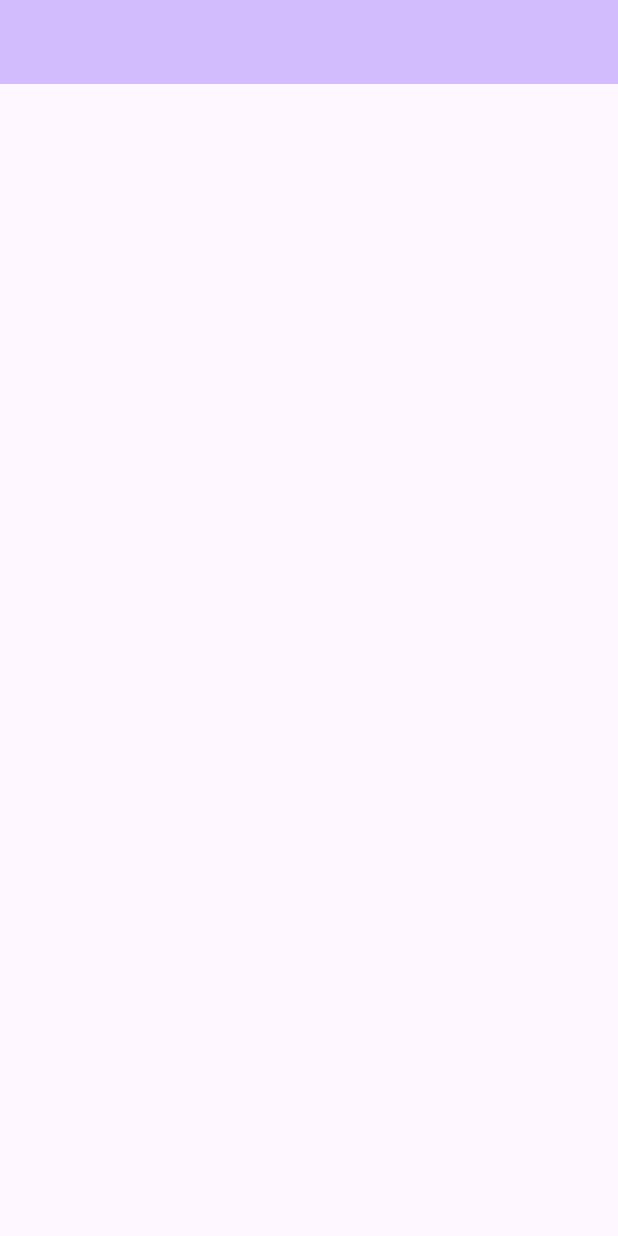
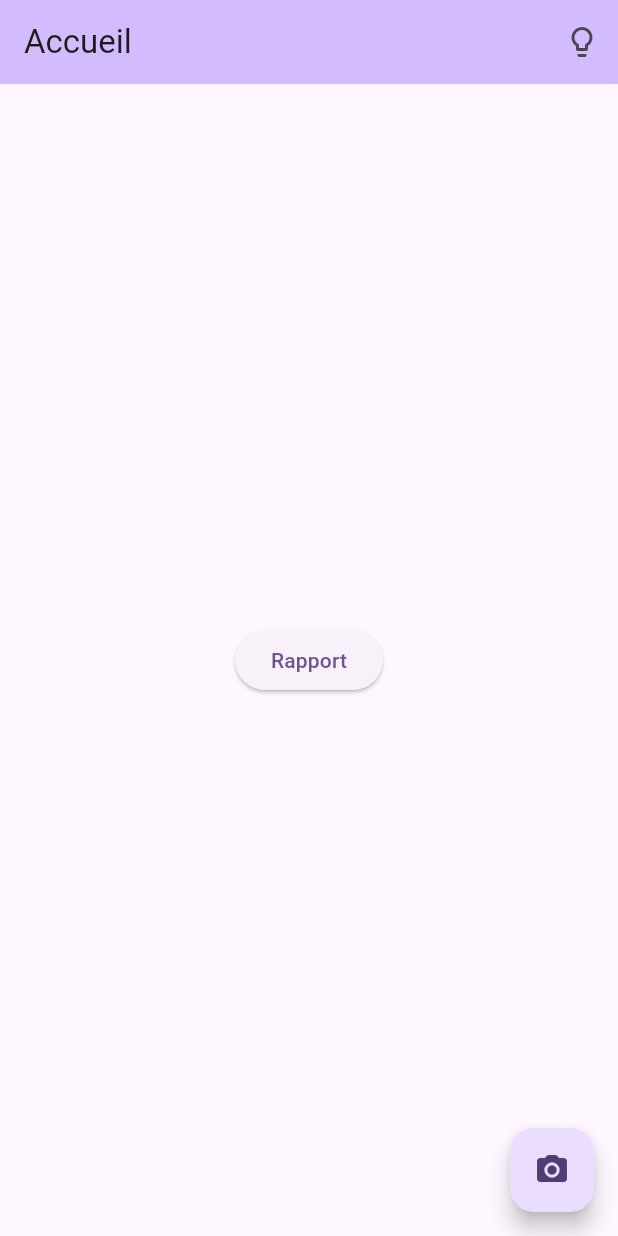
Before and after one commit to PierreEsokia/cam_torch, a Flutter app: the screen it shows after launch, on a phone screen of 412 x 824 dp. Run offline on Flutter 3.47's test engine with Material 2 defaults, Android fonts, the phone set to English and light mode, and no system bars; our stand-ins replace auto_route, equatable, flutter_bloc, get_it; generated files the repository leaves out were written again.

Commit message:
add tourch bloc

```diff
--- /dev/null
+++ b/lib/core/injections/injections.dart
@@ -0,0 +1,13 @@
+import 'package:cam_torch/features/home/presentation/bloc/home_bloc.dart';
+import 'package:cam_torch/features/others/light/light_bloc.dart';
+import 'package:get_it/get_it.dart';
+
+
+part 'injections_bloc.dart';
+
+
+final getIt = GetIt.instance;
+
+Future<void> inject() async {
+  injectBloc();
+}
--- /dev/null
+++ b/lib/core/utils/app_router.dart
@@ -0,0 +1,33 @@
+import 'package:auto_route/auto_route.dart';
+import 'package:cam_torch/features/home/presentation/pages/home_page.dart';
+import 'package:cam_torch/features/images/presentation/pages/images_page.dart';
+
+part 'app_router.gr.dart';
+
+@AutoRouterConfig()
+class AppRouter extends _$AppRouter implements AutoRouteGuard {
+  @override
+  List<AutoRoute> get routes => <AutoRoute>[
+        AutoRoute(
+          initial: true,
+          path: HomePage.route,
+          page: HomeRoute.page,
+        ),
+        AutoRoute(
+          path: ImagesPage.route,
+          page: ImagesRoute.page,
+        ),
+      ];
+
+  @override
+  void onNavigation(NavigationResolver resolver, StackRouter router) async {
+    resolver.next();
+    // const bool isAuthenticated = false;
+    // print(resolver.isReevaluating);
+    // if (isAuthenticated || resolver.route.name == LoginRoute.name) {
+    //   resolver.next();
+    // } else {
+    //   push(const LoginRoute());
+    // }
+  }
+}
--- /dev/null
+++ b/lib/features/home/presentation/bloc/home_bloc.dart
@@ -0,0 +1,12 @@
+
+import 'package:equatable/equatable.dart';
+import 'package:flutter_bloc/flutter_bloc.dart';
+
+part 'home_event.dart';
+part 'home_state.dart';
+
+class HomeBloc extends Bloc<HomeEvent, HomeState> {
+
+  HomeBloc() : super(HomeInitial());
+
+}
--- /dev/null
+++ b/lib/features/home/presentation/bloc/home_event.dart
@@ -0,0 +1,18 @@
+part of 'home_bloc.dart';
+
+class HomeEvent extends Equatable {
+  const HomeEvent();
+
+  @override
+  List<Object?> get props => [];
+}
+
+
+class TakeImage extends HomeEvent {
+
+}
+
+
+class ToggleTorchEvent extends HomeEvent {
+
+}
--- /dev/null
+++ b/lib/features/home/presentation/bloc/home_state.dart
@@ -0,0 +1,8 @@
+part of 'home_bloc.dart';
+
+class HomeState extends Equatable {
+  @override
+  List<Object?> get props => [];
+}
+
+class HomeInitial extends HomeState {}
--- a/lib/features/home/presentation/pages/home_page.dart
+++ b/lib/features/home/presentation/pages/home_page.dart
@@ -1,20 +1,52 @@
+import 'package:auto_route/auto_route.dart';
+import 'package:cam_torch/core/utils/app_router.dart';
+import 'package:cam_torch/features/others/light/light_bloc.dart';
 import 'package:flutter/material.dart';
+import 'package:flutter_bloc/flutter_bloc.dart';
 
+@RoutePage()
 class HomePage extends StatefulWidget {
+  static const String route = '/home';
+
   const HomePage({super.key});
-
 
   @override
   State<HomePage> createState() => _HomePageState();
 }
 
 class _HomePageState extends State<HomePage> {
-
   @override
   Widget build(BuildContext context) {
     return Scaffold(
       appBar: AppBar(
         backgroundColor: Theme.of(context).colorScheme.inversePrimary,
+        title: const Text(
+          'Accueil',
+        ),
+        actions: [
+          IconButton(
+            onPressed: () {
+              context.read<LightBloc>().add(ToggleLightEvent());
+            },
+            icon: BlocBuilder<LightBloc, LightState>(
+              builder: (context, state) => state.isLightUp
+                  ? const Icon(Icons.lightbulb_rounded)
+                  : const Icon(Icons.lightbulb_outline),
+            ),
+          )
+        ],
+      ),
+      body: Center(
+        child: ElevatedButton(
+          onPressed: () {
+            context.router.push(const ImagesRoute());
+          },
+          child: const Text('Rapport'),
+        ),
+      ),
+      floatingActionButton: FloatingActionButton(
+        onPressed: () {},
+        child: const Icon(Icons.camera_alt),
       ),
     );
   }
--- /dev/null
+++ b/lib/features/others/light/light_bloc.dart
@@ -0,0 +1,17 @@
+import 'package:equatable/equatable.dart';
+import 'package:flutter_bloc/flutter_bloc.dart';
+
+part 'light_event.dart';
+
+part 'light_state.dart';
+
+class LightBloc extends Bloc<LightEvent, LightState> {
+  LightBloc() : super(const LightInitial()) {
+    on<ToggleLightEvent>(_onToggleTorch);
+  }
+
+  Future<void> _onToggleTorch(
+      ToggleLightEvent event, Emitter<LightState> emit) async {
+    emit(state.toggleLight());
+  }
+}
--- /dev/null
+++ b/lib/features/others/light/light_event.dart
@@ -0,0 +1,11 @@
+part of 'light_bloc.dart';
+
+
+abstract class LightEvent extends Equatable {
+  const LightEvent();
+}
+
+class ToggleLightEvent extends LightEvent {
+  @override
+  List<Object?> get props => [];
+}
--- /dev/null
+++ b/lib/features/others/light/light_state.dart
@@ -0,0 +1,40 @@
+part of 'light_bloc.dart';
+
+class LightState extends Equatable {
+  final bool isLightUp;
+  final bool isError;
+
+  const LightState({
+    required this.isLightUp,
+    required this.isError,
+  });
+
+  LightState copyWith({
+    bool? isLightUp,
+    bool? isError,
+  }) {
+    return LightState(
+      isLightUp: isLightUp ?? this.isLightUp,
+      isError: isError ?? this.isError,
+    );
+  }
+
+  LightState toggleLight({
+    bool? isError,
+  }) {
+    return LightState(
+      isLightUp: !isLightUp,
+      isError: isError ?? this.isError,
+    );
+  }
+
+  @override
+  List<Object> get props => [isLightUp, isError];
+}
+
+class LightInitial extends LightState {
+  const LightInitial({
+    super.isLightUp = false,
+    super.isError = false,
+  });
+}
--- a/lib/main.dart
+++ b/lib/main.dart
@@ -1,27 +1,47 @@
+import 'package:cam_torch/core/injections/injections.dart';
+import 'package:cam_torch/core/utils/app_router.dart';
+import 'package:cam_torch/features/home/presentation/bloc/home_bloc.dart';
+import 'package:cam_torch/features/others/light/light_bloc.dart';
 import 'package:flutter/material.dart';
+import 'package:flutter_bloc/flutter_bloc.dart';
 
-import 'features/home/presentation/pages/home_page.dart';
-
-void main() {
-  runApp(const App());
+Future<void> main() async {
+  await inject();
+  runApp(App(
+    appRouter: AppRouter(),
+  ));
 }
 
 class App extends StatelessWidget {
-  const App({super.key});
+  const App({
+    super.key,
+    required this.appRouter,
+  });
 
-  // This widget is the root of your application.
+  final AppRouter appRouter;
+
   @override
   Widget build(BuildContext context) {
-    return MaterialApp(
-      title: 'Flutter Demo',
-      debugShowCheckedModeBanner: false,
-      theme: ThemeData(
-        colorScheme: ColorScheme.fromSeed(
-          seedColor: Colors.deepPurple,
+    return MultiBlocProvider(
+      providers: [
+        BlocProvider(
+          create: (context) => getIt<HomeBloc>(),
         ),
-        useMaterial3: true,
+        BlocProvider(
+          create: (context) => getIt<LightBloc>(),
+        ),
+      ],
+      child: MaterialApp.router(
+        title: 'TorchCam',
+        debugShowCheckedModeBanner: false,
+        theme: ThemeData(
+          colorScheme: ColorScheme.fromSeed(
+            seedColor: Colors.deepPurple,
+          ),
+          useMaterial3: true,
+        ),
+        routerConfig: appRouter.config(),
       ),
-      home: const HomePage(),
     );
   }
 }
--- a/pubspec.yaml
+++ b/pubspec.yaml
@@ -42,6 +42,7 @@ dependencies:
   torch_light: ^1.0.0
   camera: ^0.10.5+5
   permission_handler: ^11.0.1
+  get_it: ^7.6.4
 
 dev_dependencies:
   flutter_test:
```
Also changed, not shown: lib/core/injections/injections_bloc.dart (added, +7 -0 lines), lib/features/images/presentation/pages/images_page.dart (added, +23 -0 lines), pubspec.lock, 3 other files.
